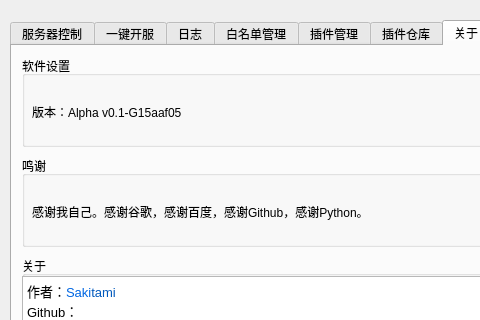
The window that UI/main.ui (Sakitami/MinecraftBDS-Manager) describes before a commit, drawn with Qt 5; both pictures show x 0 to 480 and y 0 to 320 of the 809 by 453 pixel window.
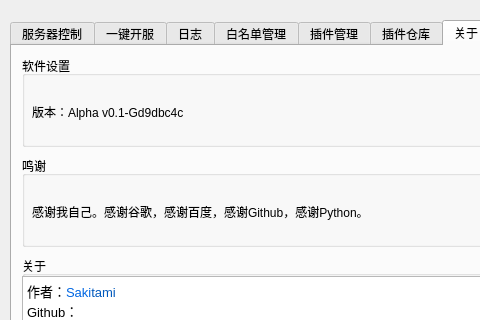
The same window after the commit. The open tabs and pages were chosen to show the change.

The edit to the form file:
```diff
--- a/UI/main.ui
+++ b/UI/main.ui
@@ -1483,7 +1483,7 @@
        </rect>
       </property>
       <property name="text">
-       <string>版本：Alpha v0.1-G15aaf05</string>
+       <string>版本：Alpha v0.1-Gd9dbc4c</string>
       </property>
      </widget>
      <widget class="QPushButton" name="about_vcheck_button">
```
